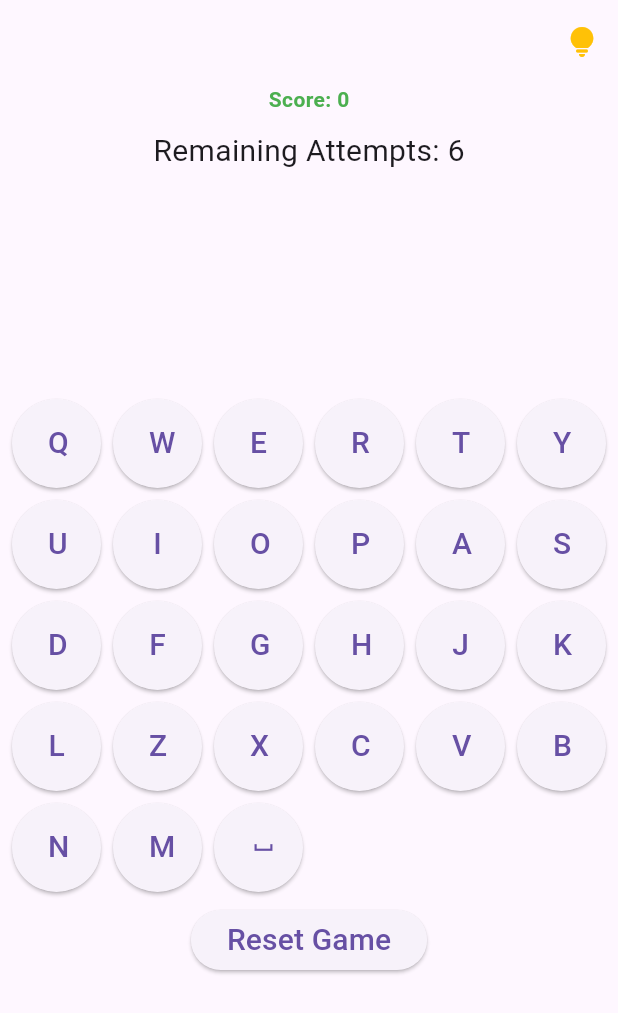
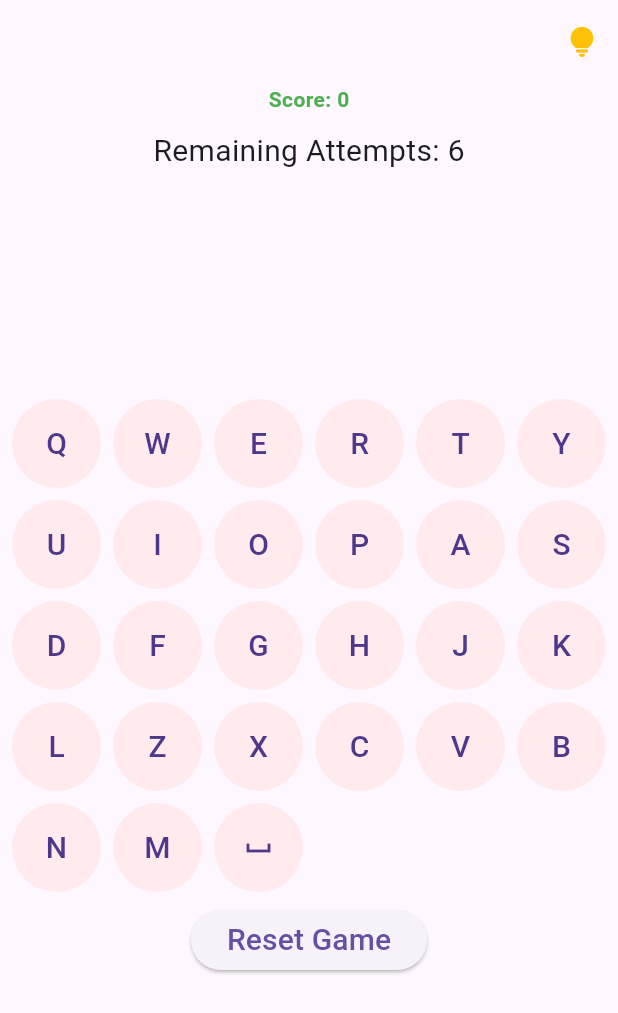
Before and after one commit to rojanparajuli/hangman, a Flutter app: the screen it shows after launch, on a phone screen of 412 x 824 dp. Shown: the top 1013 px of the screen. Run offline on Flutter 3.47's test engine with Material 3 defaults, Android fonts, the phone set to English and light mode, and no system bars; drawn by our look-alikes of confetti; our stand-ins replace audioplayers, get, lottie, shared_preferences; network calls fail.

Commit message:
time over

```diff
--- a/lib/controller/controller.dart
+++ b/lib/controller/controller.dart
@@ -10,7 +10,7 @@ import 'package:http/http.dart' as http;
 class HangmanController extends GetxController {
   late RxString wordToGuess;
   late RxString guessedWord;
-  int maxAttempts = 6;
+  int maxAttempts = 8;
   late RxInt remainingAttempts;
   late RxInt score = 0.obs ;
   RxList<String> guessedLetters = <String>[].obs;
@@ -33,7 +33,7 @@ class HangmanController extends GetxController {
     remainingAttempts = 6.obs;
     hint = ''.obs;
     confettiController = ConfettiController();
-    timer = Timer(const Duration(seconds: 10), () {
+    timer = Timer(const Duration(seconds: 60), () {
       showTryAgainDialog();
     });
     Future.delayed(const Duration(seconds: 5), () {
@@ -76,7 +76,7 @@ class HangmanController extends GetxController {
     hint.value = map[index]["hint"];
 
     for (int i = 0; i < wordToGuess.value.length; i++) {
-      guessedWord.value += "_";
+      guessedWord.value += " _ ";
     }
   }
 
@@ -231,7 +231,7 @@ Get.back(closeOverlays: true);
 
   void resetTimer() {
     timer?.cancel(); // Cancel the previous timer if running
-    timer = Timer(const Duration(seconds: 10), () {
+    timer = Timer(const Duration(seconds: 60), () {
       isTimeOut.value = true;
 
 
--- a/lib/screen/screen.dart
+++ b/lib/screen/screen.dart
@@ -107,7 +107,7 @@ class _HangmanPageState extends State<HangmanPage> {
                   if (hangmanController.guessedWord.value ==
                       hangmanController.wordToGuess.value) {
                     confettiController.play();
-                    _playAudio('assets/audio/clapaudio.mp3');
+                    _playAudio('audio/clapaudio.mp3');
                     return ConfettiWidget(
                       confettiController: confettiController,
                       blastDirectionality: BlastDirectionality.explosive,
@@ -115,19 +115,22 @@ class _HangmanPageState extends State<HangmanPage> {
                       colors: const [Colors.blue, Colors.red, Colors.green],
                     );
                   } else if (hangmanController.remainingAttempts.value == 0) {
-                    _playAudio('assets/audio/booaudio.mp3');
+                    _playAudio('audio/booaudio.mp3');
                   }
                   return const SizedBox.shrink();
                 }),
               ),
             ],
           ),
+
+
         ),
       ),
     );
   }
 
   void _playAudio(String audioPath) async {
-    audioPlayer.play((await AudioCache().load(audioPath)) as Source);
+    final player = AudioPlayer();
+ player.play(AssetSource(audioPath));
   }
 }
--- a/lib/widgets/albhabet_button.dart
+++ b/lib/widgets/albhabet_button.dart
@@ -27,17 +27,32 @@ class AlphabetButtonsWidget extends StatelessWidget {
             return SpaceButtonWidget();
           } else {
             String letter = keyboardLayout[index];
-            return ElevatedButton(
-              onPressed: () {
+            return GestureDetector(
+              onTap: (){
                 Get.find<HangmanController>().guessLetter(letter);
               },
-              child: Center(
-                child: Text(
-                  letter,
-                  style: const TextStyle(fontSize: 20),
-                ),
-              ),
-            );
+              child: CircleAvatar(
+                backgroundColor: Colors.red[50],
+                child:Text(
+
+                    letter,
+                    style: const TextStyle(fontSize: 20),
+                  ), ),
+            )
+            //  ElevatedButton(
+            //   onPressed: () {
+            //     Get.find<HangmanController>().guessLetter(letter);
+            //   },
+            //   child: Padding(
+            //     padding: const EdgeInsets.only(right: 40, ),
+            //     child: Text(
+
+            //       letter,
+            //       style: const TextStyle(fontSize: 20),
+            //     ),
+            //   ),
+            // )
+            ;
           }
         },
       ),
@@ -48,13 +63,23 @@ class AlphabetButtonsWidget extends StatelessWidget {
 class SpaceButtonWidget extends StatelessWidget {
   @override
   Widget build(BuildContext context) {
-    return ElevatedButton(
-      onPressed: () {
-        Get.find<HangmanController>().guessLetter(' ');
-      },
-      child: const Center(
-        child: Icon(Icons.space_bar),
-      ),
-    );
+    return GestureDetector(
+              onTap: (){
+                 Get.find<HangmanController>().guessLetter(' ');
+              },
+              child: CircleAvatar(
+                backgroundColor: Colors.red[50],
+                child:Icon(Icons.space_bar), ),
+            );
+
+
+    // ElevatedButton(
+    //   onPressed: () {
+    //     Get.find<HangmanController>().guessLetter(' ');
+    //   },
+    //   child: const Center(
+    //     child: Icon(Icons.space_bar),
+    //   ),
+    // );
   }
 }
--- a/lib/widgets/resetbutton.dart
+++ b/lib/widgets/resetbutton.dart
@@ -1,3 +1,4 @@
+import 'package:audioplayers/audioplayers.dart';
 import 'package:flutter/material.dart';
 import 'package:get/get.dart';
 import 'package:hangman/controller/controller.dart';
@@ -9,6 +10,7 @@ class ResetButtonWidget extends StatelessWidget {
     return ElevatedButton(
       onPressed: () {
         hangmanController.resetGame();
+
       },
       child: const Text(
         'Reset Game',
--- a/pubspec.yaml
+++ b/pubspec.yaml
@@ -68,6 +68,7 @@ flutter:
 
   # To add assets to your application, add an assets section, like this:
   assets:
+    - assets/audio/
     - assets/
 
   # An image asset can refer to one or more resolution-specific "variants", see
```
